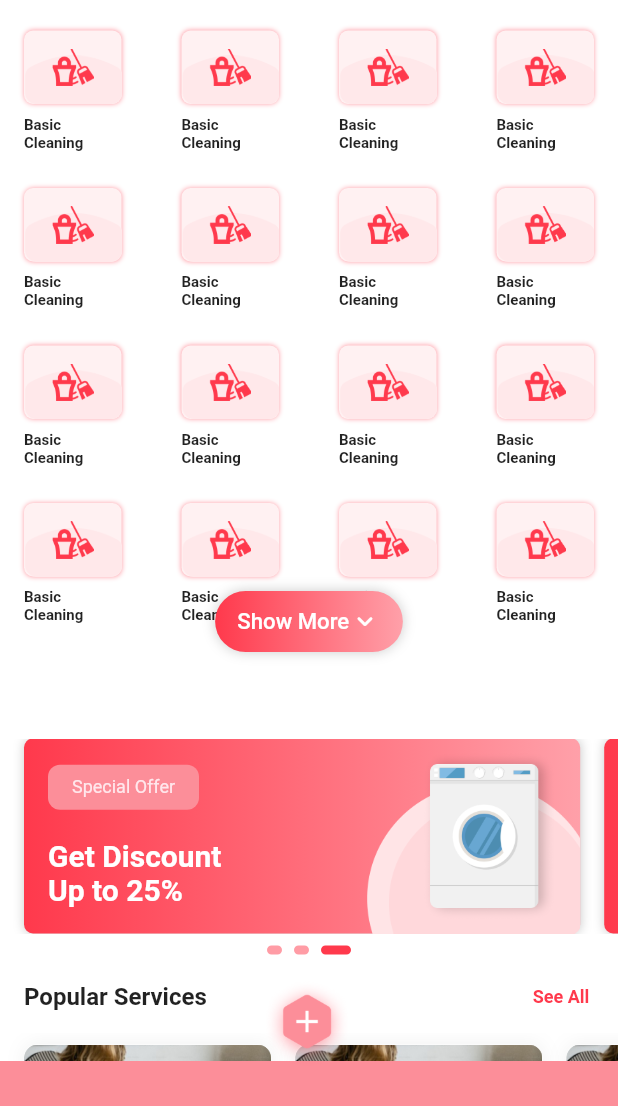
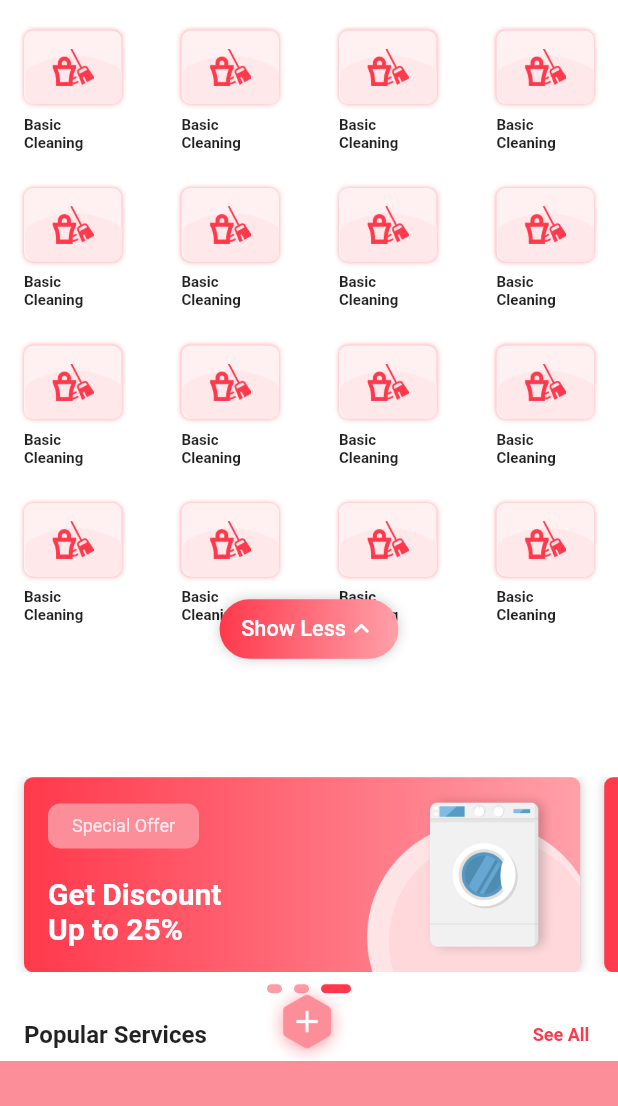
Before and after one commit to moury12/Service-Management, a Flutter app: the screen it shows after launch, after a tap on "Show More", on a phone screen of 412 x 824 dp, the part 130-1236 px from its top. Run offline on Flutter 3.47's test engine with Material 2 defaults, Android fonts, the phone set to English and light mode, and no system bars; our stand-ins replace get, google_fonts; missing offline and left inert: mh_core; Roboto replaces fonts that are missing (Parisienne).

Commit message:
fix:home screen show more issue

```diff
--- a/lib/pages/home/home_page.dart
+++ b/lib/pages/home/home_page.dart
@@ -7,6 +7,7 @@ import 'package:flutter/material.dart';
 import 'package:get/get.dart';
 import 'package:google_fonts/google_fonts.dart';
 import 'package:mh_core/utils/constant.dart';
+import 'package:mh_core/utils/global.dart';
 
 class HomeScreen extends StatefulWidget {
   static const String routeName = '/home';
@@ -17,7 +18,8 @@ class HomeScreen extends StatefulWidget {
   State<HomeScreen> createState() => _HomeScreenState();
 }
 
-class _HomeScreenState extends State<HomeScreen> with SingleTickerProviderStateMixin {
+class _HomeScreenState extends State<HomeScreen>
+    with SingleTickerProviderStateMixin {
   bool showMore = false;
   int currentIndex = 0;
   int gridItem = 8;
@@ -54,8 +56,13 @@ class _HomeScreenState extends State<HomeScreen> with SingleTickerProviderStateM
                       // }
                     },
                     child: GridView.builder(
-                      padding: const EdgeInsets.symmetric(horizontal: 8, vertical: 12),
-                      gridDelegate: const SliverGridDelegateWithFixedCrossAxisCount(crossAxisCount: 4, mainAxisSpacing: 24, crossAxisSpacing: 24),
+                      padding: const EdgeInsets.symmetric(
+                          horizontal: 8, vertical: 12),
+                      gridDelegate:
+                          const SliverGridDelegateWithFixedCrossAxisCount(
+                              crossAxisCount: 4,
+                              mainAxisSpacing: 24,
+                              crossAxisSpacing: 24),
                       itemCount: showMore ? 16 : 8,
                       // itemCount: gridItem,
                       shrinkWrap: true,
@@ -75,23 +82,29 @@ class _HomeScreenState extends State<HomeScreen> with SingleTickerProviderStateM
                   setState(() {});
                 }
               },
-              top: showMore ? 100 * 4 : 150,
+              top: showMore ? 100 * 4 : 130,
               left: 0,
               right: 0,
-              duration: const Duration(milliseconds: 300),
+              duration: const Duration(milliseconds: 100),
               child: Container(
                 color: containerColor,
                 width: double.infinity,
-                height: 90,
+                height: 100,
                 clipBehavior: Clip.none,
                 child: FittedBox(
                   child: Container(
-                    margin: const EdgeInsets.symmetric(vertical: 20),
+                    margin: const EdgeInsets.symmetric(vertical: 25),
                     decoration: BoxDecoration(
-                        borderRadius: BorderRadius.circular(20),
-                        boxShadow: [BoxShadow(color: Colors.black.withOpacity(.2), blurRadius: 5)],
-                        gradient: const LinearGradient(colors: [AppColors.kPrimaryColor, Color(0xffFFA0A9)], begin: Alignment.centerLeft, end: Alignment.centerRight),
-                        color: Colors.red),
+                      borderRadius: BorderRadius.circular(20),
+                      boxShadow: [
+                        BoxShadow(
+                            color: Colors.black.withOpacity(.2), blurRadius: 5)
+                      ],
+                      gradient: const LinearGradient(
+                          colors: [AppColors.kPrimaryColor, Color(0xffFFA0A9)],
+                          begin: Alignment.centerLeft,
+                          end: Alignment.centerRight),
+                    ),
                     child: Material(
                       type: MaterialType.transparency,
                       borderRadius: BorderRadius.circular(20),
@@ -112,17 +125,20 @@ class _HomeScreenState extends State<HomeScreen> with SingleTickerProviderStateM
                             });
                           }
                         },
-                        child: const Padding(
-                          padding: EdgeInsets.symmetric(horizontal: 12, vertical: 8),
+                        child: Padding(
+                          padding:
+                              EdgeInsets.symmetric(horizontal: 12, vertical: 8),
                           child: Row(
                             mainAxisAlignment: MainAxisAlignment.center,
                             children: [
                               Text(
-                                'Show More',
+                                showMore ? "Show Less" : 'Show More',
                                 style: AppTheme.textStyleMediumWhite12,
                               ),
                               Icon(
-                                Icons.keyboard_arrow_down_rounded,
+                                showMore
+                                    ? Icons.keyboard_arrow_up_rounded
+                                    : Icons.keyboard_arrow_down_rounded,
                                 color: Colors.white,
                                 size: 17,
                               )
@@ -137,7 +153,13 @@ class _HomeScreenState extends State<HomeScreen> with SingleTickerProviderStateM
             )
           ],
         ),
-        if (!showMore) space6C,
+        showMore
+            ? SizedBox(
+                height: MediaQuery.of(context).size.width / 16,
+              )
+            : SizedBox(
+                height: MediaQuery.of(context).size.width / 16,
+              ),
         SizedBox(
           height: 130,
           child: ListView.builder(
@@ -160,12 +182,17 @@ class _HomeScreenState extends State<HomeScreen> with SingleTickerProviderStateM
                     margin: const EdgeInsets.all(4),
                     width: currentIndex == index ? 20 : 10,
                     decoration: BoxDecoration(
-                        border: Border.all(width: 3, color: currentIndex == index ? AppColors.kPrimaryColor : AppColors.kPrimaryColor.withOpacity(.5)),
+                        border: Border.all(
+                            width: 3,
+                            color: currentIndex == index
+                                ? AppColors.kPrimaryColor
+                                : AppColors.kPrimaryColor.withOpacity(.5)),
                         borderRadius: BorderRadius.circular(20)),
                   )),
         ),
         Padding(
-          padding: const EdgeInsets.symmetric(horizontal: 16.0).copyWith(right: 6),
+          padding:
+              const EdgeInsets.symmetric(horizontal: 16.0).copyWith(right: 6),
           child: Row(
             mainAxisAlignment: MainAxisAlignment.spaceBetween,
             children: [
@@ -175,7 +202,8 @@ class _HomeScreenState extends State<HomeScreen> with SingleTickerProviderStateM
               ),
               TextButton(
                   onPressed: () {
-                    Get.toNamed(AllServicesOffers.routeName, arguments: 'service');
+                    Get.toNamed(AllServicesOffers.routeName,
+                        arguments: 'service');
                   },
                   child: const Text(
                     'See All',
@@ -185,7 +213,7 @@ class _HomeScreenState extends State<HomeScreen> with SingleTickerProviderStateM
           ),
         ),
         SizedBox(
-          height: 162,
+          height: MediaQuery.of(context).size.width / 2,
           child: ListView.builder(
             scrollDirection: Axis.horizontal,
             itemCount: 3,
@@ -198,7 +226,8 @@ class _HomeScreenState extends State<HomeScreen> with SingleTickerProviderStateM
           ),
         ),
         Padding(
-          padding: const EdgeInsets.symmetric(horizontal: 16.0).copyWith(right: 6),
+          padding:
+              const EdgeInsets.symmetric(horizontal: 16.0).copyWith(right: 6),
           child: Row(
             mainAxisAlignment: MainAxisAlignment.spaceBetween,
             children: [
@@ -208,7 +237,8 @@ class _HomeScreenState extends State<HomeScreen> with SingleTickerProviderStateM
               ),
               TextButton(
                   onPressed: () {
-                    Get.toNamed(AllServicesOffers.routeName, arguments: 'offer');
+                    Get.toNamed(AllServicesOffers.routeName,
+                        arguments: 'offer');
                   },
                   child: const Text(
                     'See All',
@@ -218,7 +248,7 @@ class _HomeScreenState extends State<HomeScreen> with SingleTickerProviderStateM
           ),
         ),
         SizedBox(
-          height: 162,
+          height: MediaQuery.of(context).size.width / 2,
           child: ListView.builder(
             scrollDirection: Axis.horizontal,
             itemCount: 3,
@@ -249,7 +279,12 @@ class OfferAndServicesWidget extends StatelessWidget {
         horizontal: 8,
         vertical: 8,
       ),
-      decoration: BoxDecoration(borderRadius: BorderRadius.circular(8), color: Colors.white, boxShadow: [BoxShadow(blurRadius: 10, color: Colors.black.withOpacity(.06))]),
+      decoration: BoxDecoration(
+          borderRadius: BorderRadius.circular(8),
+          color: Colors.white,
+          boxShadow: [
+            BoxShadow(blurRadius: 10, color: Colors.black.withOpacity(.06))
+          ]),
       child: Column(
         children: [
           ClipRRect(
@@ -284,8 +319,13 @@ class OfferItemWidget extends StatelessWidget {
       margin: const EdgeInsets.symmetric(horizontal: 8),
       decoration: BoxDecoration(
           borderRadius: BorderRadius.circular(6),
-          boxShadow: [BoxShadow(color: Colors.black.withOpacity(.2), blurRadius: 5)],
-          gradient: const LinearGradient(colors: [AppColors.kPrimaryColor, Color(0xffFFA0A9)], begin: Alignment.centerLeft, end: Alignment.centerRight),
+          boxShadow: [
+            BoxShadow(color: Colors.black.withOpacity(.2), blurRadius: 5)
+          ],
+          gradient: const LinearGradient(
+              colors: [AppColors.kPrimaryColor, Color(0xffFFA0A9)],
+              begin: Alignment.centerLeft,
+              end: Alignment.centerRight),
           color: Colors.red),
       child: Stack(
         clipBehavior: Clip.none,
@@ -310,13 +350,15 @@ class OfferItemWidget extends StatelessWidget {
             mainAxisAlignment: MainAxisAlignment.spaceBetween,
             children: [
               Padding(
-                padding: const EdgeInsets.symmetric(horizontal: 16, vertical: 12),
+                padding:
+                    const EdgeInsets.symmetric(horizontal: 16, vertical: 12),
                 child: Column(
                   crossAxisAlignment: CrossAxisAlignment.start,
                   mainAxisAlignment: MainAxisAlignment.spaceAround,
                   children: [
                     Container(
-                      padding: const EdgeInsets.symmetric(horizontal: 16, vertical: 8),
+                      padding: const EdgeInsets.symmetric(
+                          horizontal: 16, vertical: 8),
                       margin: const EdgeInsets.only(bottom: 8),
                       decoration: BoxDecoration(
                         color: const Color(0xffFC8E99),
@@ -330,7 +372,10 @@ class OfferItemWidget extends StatelessWidget {
                           )),
                     ),
                     const Text.rich(
-                      TextSpan(text: 'Get Discount\nUp to ', children: [TextSpan(text: '25%', style: AppTheme.textStyleBoldWhite20)]),
+                      TextSpan(text: 'Get Discount\nUp to ', children: [
+                        TextSpan(
+                            text: '25%', style: AppTheme.textStyleBoldWhite20)
+                      ]),
                       style: AppTheme.textStyleSemiBoldWhite20,
                     )
                   ],
@@ -372,7 +417,13 @@ class HomeServiceItemWidget extends StatelessWidget {
         children: [
           Container(
             decoration: BoxDecoration(
-                color: const Color(0xffFFF1F2), borderRadius: BorderRadius.circular(6), boxShadow: [BoxShadow(color: AppColors.kPrimaryColor.withOpacity(.5), blurRadius: 2)]),
+                color: const Color(0xffFFF1F2),
+                borderRadius: BorderRadius.circular(6),
+                boxShadow: [
+                  BoxShadow(
+                      color: AppColors.kPrimaryColor.withOpacity(.5),
+                      blurRadius: 2)
+                ]),
             margin: const EdgeInsets.all(8),
             child: Stack(
               alignment: Alignment.bottomCenter,
@@ -388,7 +439,8 @@ class HomeServiceItemWidget extends StatelessWidget {
                 Padding(
                   padding: padding ?? const EdgeInsets.all(12),
                   child: Center(
-                    child: Image.asset(AssetsConstant.home_service_icon1, height: height ?? 25),
+                    child: Image.asset(AssetsConstant.home_service_icon1,
+                        height: height ?? 25),
                   ),
                 ),
               ],
```
